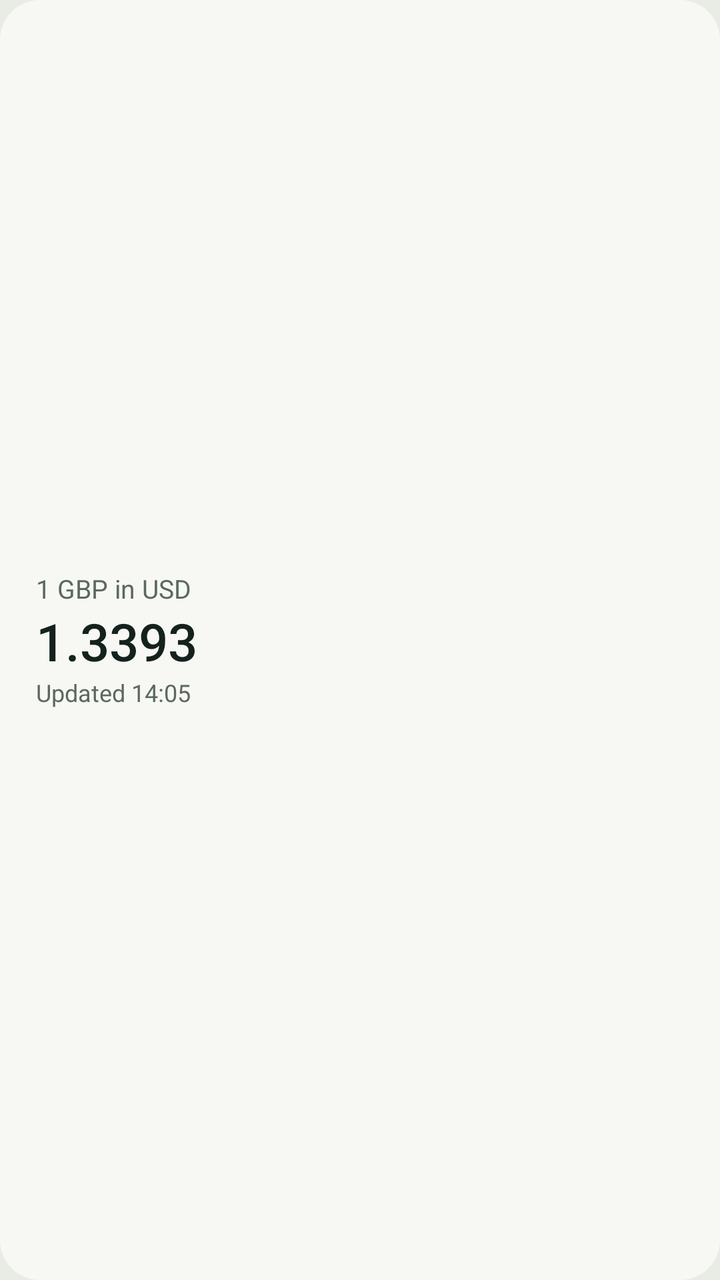
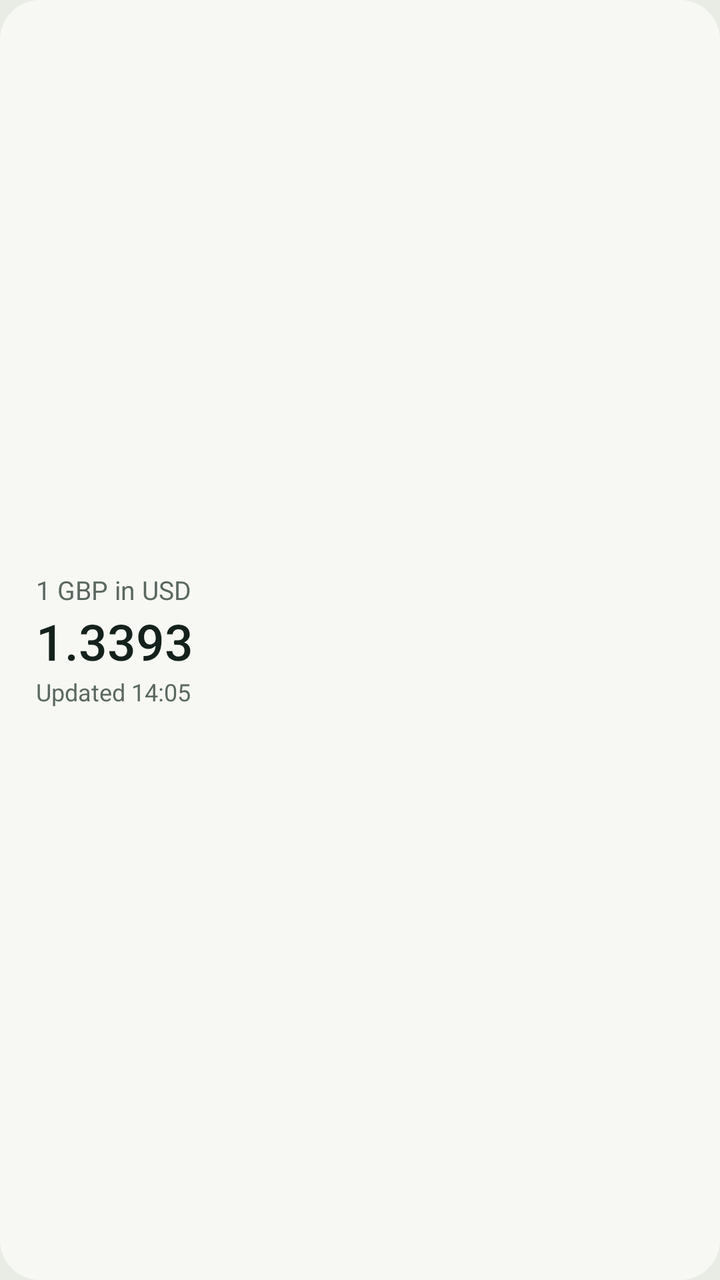

Compare the two renders of this Android layout. The source of the first and the diff that turns it into the second are given below.
<!-- AndroidManifest.xml: application theme Theme.Bureau -->
<!-- res/layout/widget_rate.xml -->
<?xml version="1.0" encoding="utf-8"?>
<LinearLayout xmlns:android="http://schemas.android.com/apk/res/android"
    android:id="@+id/widget_root"
    android:layout_width="match_parent"
    android:layout_height="match_parent"
    android:background="@drawable/widget_bg"
    android:gravity="center_vertical"
    android:orientation="vertical"
    android:paddingHorizontal="18dp"
    android:paddingVertical="12dp">

    <TextView
        android:id="@+id/widget_pair"
        android:text="@string/widget_preview_pair"
        android:layout_width="wrap_content"
        android:layout_height="wrap_content"
        android:maxLines="1"
        android:textColor="@color/widget_muted"
        android:textSize="13sp" />

    <TextView
        android:id="@+id/widget_rate"
        android:text="@string/widget_preview_rate"
        android:layout_width="wrap_content"
        android:layout_height="wrap_content"
        android:fontFamily="sans-serif-medium"
        android:maxLines="1"
        android:textColor="@color/widget_ink"
        android:textSize="26sp" />

    <TextView
        android:id="@+id/widget_meta"
        android:text="@string/widget_preview_meta"
        android:layout_width="wrap_content"
        android:layout_height="wrap_content"
        android:maxLines="1"
        android:textColor="@color/widget_muted"
        android:textSize="12sp" />
</LinearLayout>
<!-- resources referenced by this layout -->
<resources>
  <color name="widget_ink">#14211C</color>
  <color name="widget_muted">#5B6861</color>
  <!-- drawable widget_bg (drawable) -->
  <?xml version="1.0" encoding="utf-8"?>
  <shape xmlns:android="http://schemas.android.com/apk/res/android" android:shape="rectangle">
      <solid android:color="@color/widget_bg" />
      <corners android:radius="20dp" />
  </shape>
  <string name="widget_preview_meta" translatable="false">Updated 14:05</string>
  <string name="widget_preview_pair" translatable="false">1 GBP in USD</string>
  <string name="widget_preview_rate" translatable="false">1.3393</string>
  <style name="Theme.Bureau" parent="android:Theme.Material.Light.NoActionBar">
          <item name="android:windowBackground">@color/page_bg</item>
          <item name="android:statusBarColor">@android:color/transparent</item>
          <item name="android:navigationBarColor">@android:color/transparent</item>
      </style>
  <color name="widget_bg">#F7F8F4</color>
  <color name="page_bg">#E8ECE5</color>
</resources>

<!-- the commit's change to res/layout/widget_rate.xml (unified diff, before → after) -->
@@ -18,15 +18,20 @@
         android:textColor="@color/widget_muted"
         android:textSize="13sp" />
 
+    
     <TextView
         android:id="@+id/widget_rate"
         android:text="@string/widget_preview_rate"
-        android:layout_width="wrap_content"
-        android:layout_height="wrap_content"
+        android:layout_width="match_parent"
+        android:layout_height="34dp"
+        android:autoSizeMaxTextSize="26sp"
+        android:autoSizeMinTextSize="15sp"
+        android:autoSizeStepGranularity="1sp"
+        android:autoSizeTextType="uniform"
         android:fontFamily="sans-serif-medium"
+        android:gravity="center_vertical|start"
         android:maxLines="1"
-        android:textColor="@color/widget_ink"
-        android:textSize="26sp" />
+        android:textColor="@color/widget_ink" />
 
     <TextView
         android:id="@+id/widget_meta"
